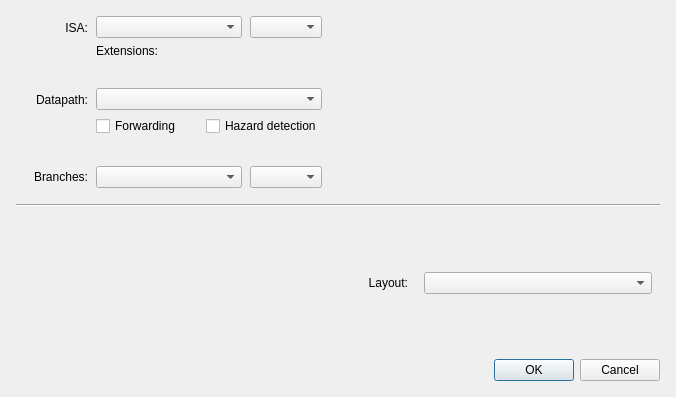
The window that src/processorconfigdialog.ui (silvigon/Jumping-Ripes) describes before a commit, drawn with Qt 5.
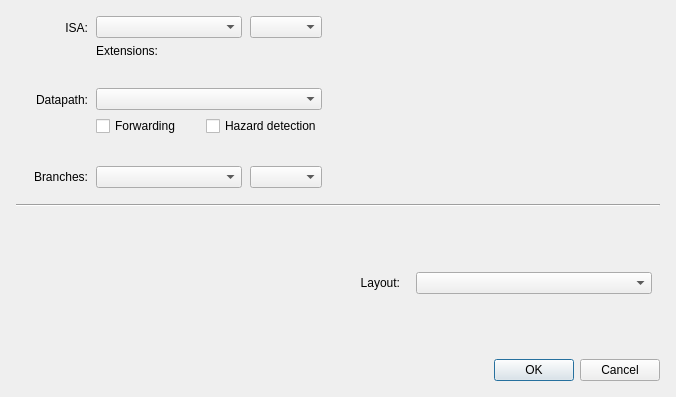
The same window after the commit. Custom widgets are drawn as their Qt base class.

Commit message: Populate register inits on (dialog) init

What changed in the file:
```diff
--- a/src/processorconfigdialog.ui
+++ b/src/processorconfigdialog.ui
@@ -355,7 +355,7 @@
        </property>
        <property name="sizeHint" stdset="0">
         <size>
-         <width>16</width>
+         <width>8</width>
          <height>0</height>
         </size>
        </property>
```
The commit also changes 1 other file.
